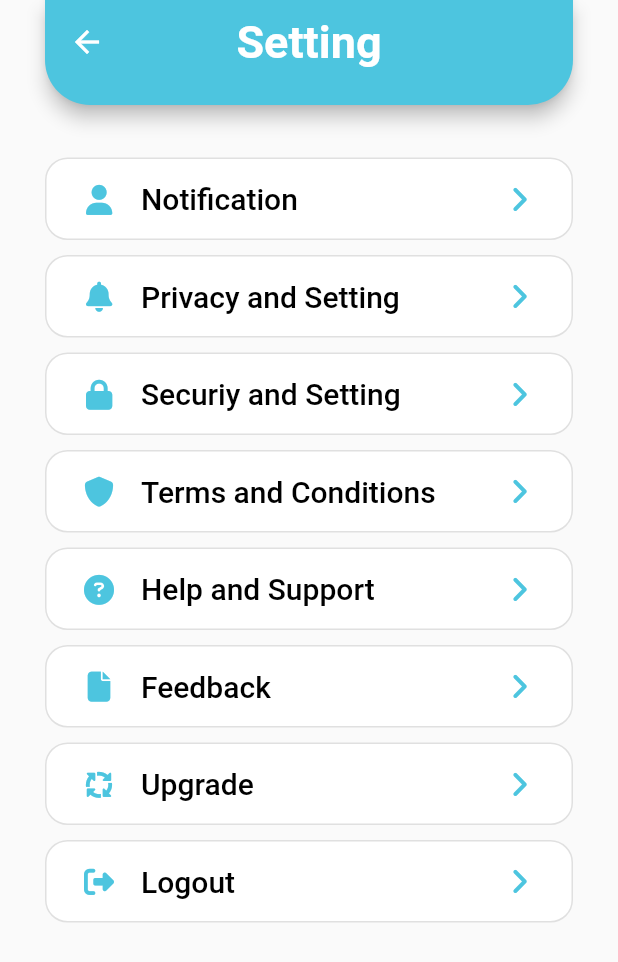
After one commit to beidemichael/ghioon_seller, a Flutter app: the screen it shows after launch, item 4 of the bottom bar chosen, after a tap on "Setting", on a phone screen of 412 x 824 dp. The commit adds this screen. Shown: the top 962 px of the screen. Run offline on Flutter 3.47's test engine with Material 2 defaults, Android fonts, the phone set to English and light mode, and no system bars; our stand-ins replace font_awesome_flutter.

Commit message:
Finished Store Settin

```diff
--- /dev/null
+++ b/lib/Screens/HomeScreenWidets/StoreScreens/setting.dart
@@ -0,0 +1,111 @@
+import 'package:flutter/material.dart';
+import 'package:font_awesome_flutter/font_awesome_flutter.dart';
+import 'package:ghioon_seller/Shared/customColors.dart';
+
+class StoreSetting extends StatefulWidget {
+  const StoreSetting({super.key});
+
+  @override
+  State<StoreSetting> createState() => _StoreSettingState();
+}
+
+class _StoreSettingState extends State<StoreSetting> {
+  @override
+  Widget build(BuildContext context) {
+    return Scaffold(
+      appBar: PreferredSize(
+        preferredSize: const Size.fromHeight(70.0),
+        child: Padding(
+          padding: const EdgeInsets.symmetric(horizontal: 30.0),
+          child: AppBar(
+              centerTitle: true,
+              title: Row(
+                mainAxisSize: MainAxisSize.min,
+                // ignore: prefer_const_literals_to_create_immutables
+                children: [
+                  const Text('Setting',
+                      style: TextStyle(
+                          fontSize: 30.0,
+                          color: Colors.white,
+                          fontWeight: FontWeight.w700)),
+                ],
+              ),
+              // excludeHeaderSemantics: true,
+              backgroundColor: CustomColors().blue,
+              // automaticallyImplyLeading: false,
+              elevation: 5,
+              shape: const RoundedRectangleBorder(
+                borderRadius: BorderRadius.vertical(
+                  bottom: Radius.circular(30),
+                ),
+              ),
+              iconTheme: const IconThemeData(color: Colors.white)),
+        ),
+      ),
+      body: Column(
+        children: [
+          SizedBox(
+            height: 30,
+          ),
+          StoreList(FontAwesomeIcons.solidUser, 'Notification'),
+          StoreList(FontAwesomeIcons.solidBell, 'Privacy and Setting'),
+          StoreList(FontAwesomeIcons.lock, 'Securiy and Setting'),
+          StoreList(FontAwesomeIcons.shield, 'Terms and Conditions'),
+          StoreList(FontAwesomeIcons.solidCircleQuestion, 'Help and Support'),
+          StoreList(FontAwesomeIcons.solidFile, 'Feedback'),
+          StoreList(FontAwesomeIcons.arrowsSpin, 'Upgrade'),
+          StoreList(FontAwesomeIcons.rightFromBracket, 'Logout'),
+        ],
+      ),
+    );
+  }
+
+  Widget StoreList(IconData icon, String name) {
+    return Padding(
+      padding: const EdgeInsets.symmetric(horizontal: 30.0, vertical: 5),
+      child: Container(
+        width: MediaQuery.of(context).size.width,
+        // height: ,
+
+        decoration: BoxDecoration(
+          border: Border.all(
+              width: 1, color: const Color.fromARGB(255, 224, 224, 224)),
+          color: Colors.white,
+          borderRadius: BorderRadius.circular(15.0),
+        ),
+        child: Padding(
+          padding: const EdgeInsets.symmetric(horizontal: 25, vertical: 15.0),
+          child: Row(
+            mainAxisAlignment: MainAxisAlignment.spaceBetween,
+            children: [
+              Row(
+                mainAxisAlignment: MainAxisAlignment.start,
+                // ignore: prefer_const_literals_to_create_immutables
+                children: [
+                  Icon(
+                    icon,
+                    color: CustomColors().blue,
+                    size: 20,
+                  ),
+                  const SizedBox(
+                    width: 18,
+                  ),
+                  Text(name,
+                      style: const TextStyle(
+                          fontSize: 20.0,
+                          color: Colors.black,
+                          fontWeight: FontWeight.w500)),
+                ],
+              ),
+              Icon(
+                FontAwesomeIcons.angleRight,
+                color: CustomColors().blue,
+                size: 20,
+              ),
+            ],
+          ),
+        ),
+      ),
+    );
+  }
+}
--- a/lib/Screens/HomeScreenWidets/store.dart
+++ b/lib/Screens/HomeScreenWidets/store.dart
@@ -1,5 +1,6 @@
 import 'package:flutter/material.dart';
 import 'package:font_awesome_flutter/font_awesome_flutter.dart';
+import 'package:ghioon_seller/Screens/HomeScreenWidets/StoreScreens/setting.dart';
 
 import '../../Shared/customColors.dart';
 
@@ -88,7 +89,14 @@ class _StoreState extends State<Store> {
           StoreList(FontAwesomeIcons.solidUser, 'Customers'),
           StoreList(FontAwesomeIcons.chartPie, 'Analytics'),
           StoreList(FontAwesomeIcons.bullhorn, 'Maketing'),
-          StoreList(FontAwesomeIcons.gear, 'Setting'),
+          GestureDetector(
+            onTap: (){
+               Navigator.push(
+                  context,
+                  MaterialPageRoute(builder: (context) => const StoreSetting()),
+                );
+            },
+            child: StoreList(FontAwesomeIcons.gear, 'Setting')),
           StoreList(FontAwesomeIcons.solidCircleQuestion, 'Support'),
         ],
       ),
```
